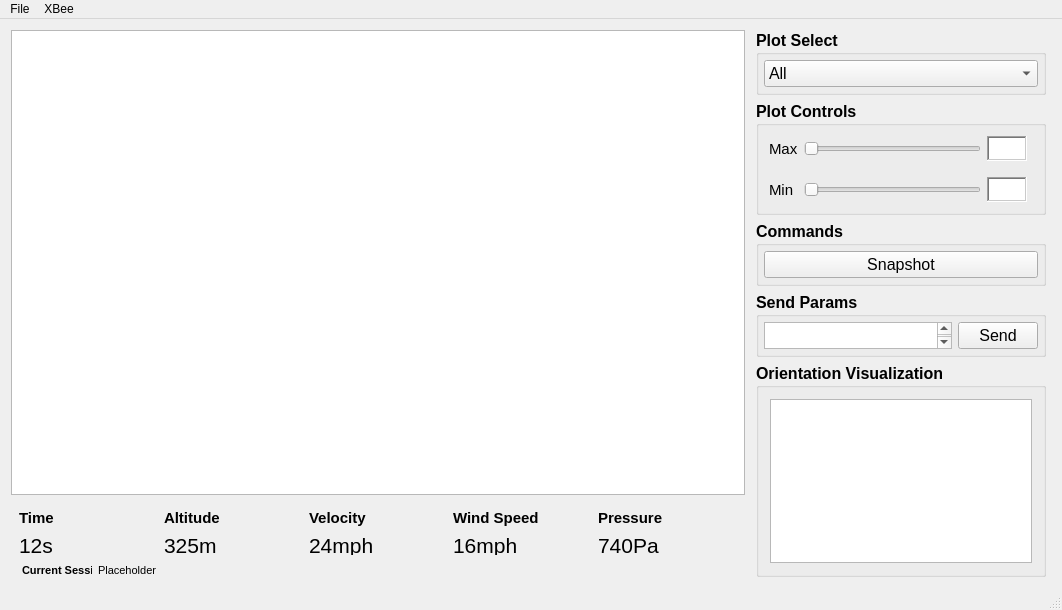
The window that gcs-2018/gcs-ui/mainwindow.ui (thl024/UCSD-Cansat-2017-18) describes before a commit, drawn with Qt 5.
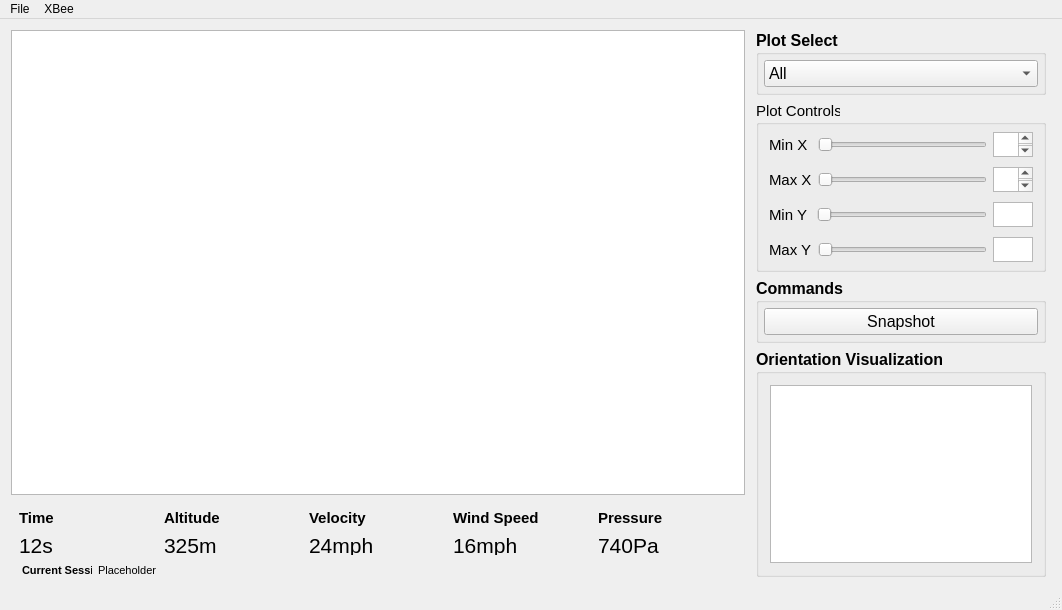
The same window after the commit.

Diff of the .ui file:
```diff
--- a/gcs-2018/gcs-ui/mainwindow.ui
+++ b/gcs-2018/gcs-ui/mainwindow.ui
@@ -119,14 +119,14 @@
          <property name="maximumSize">
           <size>
            <width>16777215</width>
-           <height>125</height>
+           <height>300</height>
           </size>
          </property>
          <property name="font">
           <font>
-           <pointsize>12</pointsize>
-           <weight>75</weight>
-           <bold>true</bold>
+           <pointsize>11</pointsize>
+           <weight>50</weight>
+           <bold>false</bold>
           </font>
          </property>
          <property name="title">
@@ -146,16 +146,136 @@
            <number>5</number>
           </property>
           <item row="1" column="1">
+           <widget class="QWidget" name="widget_9" native="true">
+            <layout class="QHBoxLayout" name="horizontalLayout_8">
+             <property name="leftMargin">
+              <number>5</number>
+             </property>
+             <property name="topMargin">
+              <number>2</number>
+             </property>
+             <property name="rightMargin">
+              <number>5</number>
+             </property>
+             <property name="bottomMargin">
+              <number>2</number>
+             </property>
+             <item>
+              <widget class="QLabel" name="label_15">
+               <property name="font">
+                <font>
+                 <pointsize>11</pointsize>
+                </font>
+               </property>
+               <property name="text">
+                <string>Max X</string>
+               </property>
+              </widget>
+             </item>
+             <item>
+              <widget class="QSlider" name="horizontalSlider_4">
+               <property name="orientation">
+                <enum>Qt::Horizontal</enum>
+               </property>
+              </widget>
+             </item>
+             <item>
+              <widget class="QTextEdit" name="textEdit_2">
+               <property name="maximumSize">
+                <size>
+                 <width>40</width>
+                 <height>25</height>
+                </size>
+               </property>
+              </widget>
+             </item>
+            </layout>
+           </widget>
+          </item>
+          <item row="3" column="1">
+           <widget class="QWidget" name="widget_3" native="true">
+            <layout class="QHBoxLayout" name="horizontalLayout_4">
+             <property name="leftMargin">
+              <number>5</number>
+             </property>
+             <property name="topMargin">
+              <number>2</number>
+             </property>
+             <property name="rightMargin">
+              <number>5</number>
+             </property>
+             <property name="bottomMargin">
+              <number>2</number>
+             </property>
+             <item>
+              <widget class="QLabel" name="label_2">
+               <property name="font">
+                <font>
+                 <pointsize>11</pointsize>
+                 <weight>50</weight>
+                 <bold>false</bold>
+                </font>
+               </property>
+               <property name="frameShadow">
+                <enum>QFrame::Plain</enum>
+               </property>
+               <property name="text">
+                <string>Max Y</string>
+               </property>
+              </widget>
+             </item>
+             <item>
+              <widget class="QSlider" name="horizontalSlider_2">
+               <property name="maximum">
+                <number>100</number>
+               </property>
+               <property name="orientation">
+                <enum>Qt::Horizontal</enum>
+               </property>
+              </widget>
+             </item>
+             <item>
+              <widget class="QTextEdit" name="textEdit_4">
+               <property name="maximumSize">
+                <size>
+                 <width>40</width>
+                 <height>25</height>
+                </size>
+               </property>
+               <property name="font">
+                <font>
+                 <weight>50</weight>
+                 <bold>false</bold>
+                </font>
+               </property>
+               <property name="frameShape">
+                <enum>QFrame::StyledPanel</enum>
+               </property>
+               <property name="verticalScrollBarPolicy">
+                <enum>Qt::ScrollBarAlwaysOff</enum>
+               </property>
+               <property name="horizontalScrollBarPolicy">
+                <enum>Qt::ScrollBarAlwaysOff</enum>
+               </property>
+              </widget>
+             </item>
+            </layout>
+           </widget>
+          </item>
+          <item row="2" column="1">
            <widget class="QWidget" name="widget_2" native="true">
             <layout class="QHBoxLayout" name="horizontalLayout">
              <property name="leftMargin">
               <number>5</number>
              </property>
              <property name="topMargin">
+              <number>2</number>
+             </property>
+             <property name="rightMargin">
               <number>5</number>
              </property>
              <property name="bottomMargin">
-              <number>5</number>
+              <number>2</number>
              </property>
              <item>
               <widget class="QLabel" name="label">
@@ -167,7 +287,7 @@
                 </font>
                </property>
                <property name="text">
-                <string>Max</string>
+                <string>Min Y </string>
                </property>
               </widget>
              </item>
@@ -202,7 +322,7 @@
                 </font>
                </property>
                <property name="frameShape">
-                <enum>QFrame::WinPanel</enum>
+                <enum>QFrame::StyledPanel</enum>
                </property>
                <property name="frameShadow">
                 <enum>QFrame::Sunken</enum>
@@ -218,68 +338,48 @@
             </layout>
            </widget>
           </item>
-          <item row="2" column="1">
-           <widget class="QWidget" name="widget_3" native="true">
-            <layout class="QHBoxLayout" name="horizontalLayout_4">
+          <item row="0" column="1">
+           <widget class="QWidget" name="widget_8" native="true">
+            <layout class="QHBoxLayout" name="horizontalLayout_5">
              <property name="leftMargin">
               <number>5</number>
              </property>
              <property name="topMargin">
+              <number>2</number>
+             </property>
+             <property name="rightMargin">
               <number>5</number>
              </property>
              <property name="bottomMargin">
-              <number>5</number>
+              <number>2</number>
              </property>
              <item>
-              <widget class="QLabel" name="label_2">
+              <widget class="QLabel" name="label_14">
                <property name="font">
                 <font>
                  <pointsize>11</pointsize>
-                 <weight>50</weight>
-                 <bold>false</bold>
                 </font>
                </property>
-               <property name="frameShadow">
-                <enum>QFrame::Plain</enum>
-               </property>
                <property name="text">
-                <string>Min </string>
+                <string>Min X </string>
                </property>
               </widget>
              </item>
              <item>
-              <widget class="QSlider" name="horizontalSlider_2">
-               <property name="maximum">
-                <number>100</number>
-               </property>
+              <widget class="QSlider" name="horizontalSlider_3">
                <property name="orientation">
                 <enum>Qt::Horizontal</enum>
                </property>
               </widget>
              </item>
              <item>
-              <widget class="QTextEdit" name="textEdit_4">
+              <widget class="QTextEdit" name="textEdit">
                <property name="maximumSize">
                 <size>
                  <width>40</width>
                  <height>25</height>
                 </size>
                </property>
-               <property name="font">
-                <font>
-                 <weight>50</weight>
-                 <bold>false</bold>
-                </font>
-               </property>
-               <property name="frameShape">
-                <enum>QFrame::WinPanel</enum>
-               </property>
-               <property name="verticalScrollBarPolicy">
-                <enum>Qt::ScrollBarAlwaysOff</enum>
-               </property>
-               <property name="horizontalScrollBarPolicy">
-                <enum>Qt::ScrollBarAlwaysOff</enum>
-               </property>
               </widget>
              </item>
             </layout>
@@ -335,69 +435,6 @@
          </layout>
         </widget>
        </item>
-       <item>
-        <widget class="QGroupBox" name="groupBox_3">
-         <property name="maximumSize">
-          <size>
-           <width>16777215</width>
-           <height>65</height>
-          </size>
-         </property>
-         <property name="font">
-          <font>
-           <pointsize>12</pointsize>
-           <weight>75</weight>
-           <bold>true</bold>
-          </font>
-         </property>
-         <property name="title">
-          <string>Send Params</string>
-         </property>
-         <layout class="QHBoxLayout" name="horizontalLayout_3">
-          <property name="leftMargin">
-           <number>5</number>
-          </property>
-          <property name="topMargin">
-           <number>5</number>
-          </property>
-          <property name="rightMargin">
-           <number>5</number>
-          </property>
-          <property name="bottomMargin">
-           <number>5</number>
-          </property>
-          <item>
-           <widget class="QTextEdit" name="textEdit">
-            <property name="maximumSize">
-             <size>
-              <width>16777215</width>
-              <height>65</height>
-             </size>
-            </property>
-            <property name="font">
-             <font>
-              <weight>50</weight>
-              <bold>false</bold>
-             </font>
-            </property>
-           </widget>
-          </item>
-          <item>
-           <widget class="QPushButton" name="pushButton_2">
-            <property name="font">
-             <font>
-              <weight>50</weight>
-              <bold>false</bold>
-             </font>
-            </property>
-            <property name="text">
-             <string>Send</string>
-            </property>
-           </widget>
-          </item>
-         </layout>
-        </widget>
-       </item>
        <item>
         <widget class="QGroupBox" name="groupBox_2">
          <property name="font">
@@ -412,7 +449,11 @@
          </property>
          <layout class="QGridLayout" name="gridLayout_2">
           <item row="0" column="0">
-           <widget class="QTableView" name="tableView"/>
+           <widget class="QTableView" name="tableView">
+            <property name="frameShadow">
+             <enum>QFrame::Raised</enum>
+            </property>
+           </widget>
           </item>
          </layout>
         </widget>
```
Left out of the diff: 17 changed lines with no effect on the pictures.
